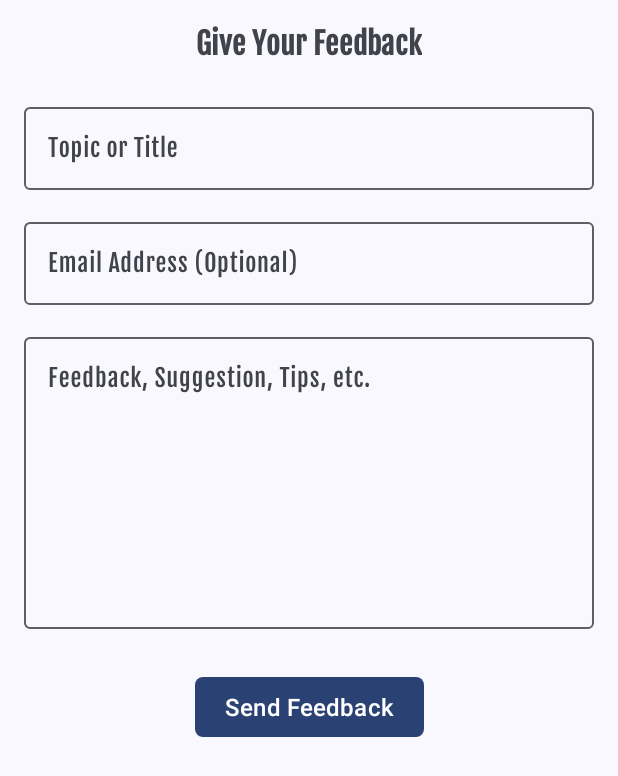
After one commit to mdtasnimulh/Music, an Android app: the FeedbackFragment screen opened through its navigation route, on a phone screen of 412 x 824 dp. The commit adds this screen. Shown: the top 776 px of the screen. Run offline under Robolectric (Android 15) with nearby library versions, the phone set to English and light mode, and no system bars; our stand-ins replace Dagger/Hilt's generated code, data binding.

Commit message:
feedback....

```diff
--- /dev/null
+++ b/app/src/main/java/com/tasnim/chowdhury/music/ui/fragments/AboutFragment.kt
@@ -0,0 +1,33 @@
+package com.tasnim.chowdhury.music.ui.fragments
+
+import android.os.Bundle
+import androidx.fragment.app.Fragment
+import android.view.LayoutInflater
+import android.view.View
+import android.view.ViewGroup
+import com.tasnim.chowdhury.music.databinding.FragmentAboutBinding
+
+class AboutFragment : Fragment() {
+
+    private var _binding: FragmentAboutBinding? = null
+    private val binding get() = _binding!!
+
+    override fun onCreateView(
+        inflater: LayoutInflater, container: ViewGroup?,
+        savedInstanceState: Bundle?
+    ): View {
+        _binding = FragmentAboutBinding.inflate(inflater, container, false)
+        return binding.root
+    }
+
+    override fun onViewCreated(view: View, savedInstanceState: Bundle?) {
+        super.onViewCreated(view, savedInstanceState)
+
+    }
+
+    override fun onDestroyView() {
+        super.onDestroyView()
+        _binding = null
+    }
+
+}
--- /dev/null
+++ b/app/src/main/java/com/tasnim/chowdhury/music/ui/fragments/FeedbackFragment.kt
@@ -0,0 +1,51 @@
+package com.tasnim.chowdhury.music.ui.fragments
+
+import android.os.Bundle
+import androidx.fragment.app.Fragment
+import android.view.LayoutInflater
+import android.view.View
+import android.view.ViewGroup
+import android.widget.Toast
+import com.tasnim.chowdhury.music.R
+import com.tasnim.chowdhury.music.databinding.FragmentFeedbackBinding
+
+class FeedbackFragment : Fragment() {
+
+    private var _binding: FragmentFeedbackBinding? = null
+    private val binding get() = _binding!!
+
+    private var feedbackMessage = ""
+    private var topic = ""
+
+    override fun onCreateView(
+        inflater: LayoutInflater, container: ViewGroup?,
+        savedInstanceState: Bundle?
+    ): View {
+        _binding = FragmentFeedbackBinding.inflate(inflater, container, false)
+        return binding.root
+    }
+
+    override fun onViewCreated(view: View, savedInstanceState: Bundle?) {
+        super.onViewCreated(view, savedInstanceState)
+
+        initData()
+        setupClicks()
+    }
+
+    private fun setupClicks() {
+        binding.sendFeedbackButton.setOnClickListener {
+            Toast.makeText(requireContext(), feedbackMessage + topic, Toast.LENGTH_SHORT).show()
+        }
+    }
+
+    private fun initData() {
+        feedbackMessage = "User Email: ${binding.feedbackEmailEt.text}\nUser Feedback: ${binding.feedbackDescriptionEt.text}"
+        topic = "Title: ${binding.feedbackTopicEt.text}"
+    }
+
+    override fun onDestroyView() {
+        super.onDestroyView()
+        _binding = null
+    }
+
+}
--- /dev/null
+++ b/app/src/main/java/com/tasnim/chowdhury/music/ui/fragments/SettingsFragment.kt
@@ -0,0 +1,34 @@
+package com.tasnim.chowdhury.music.ui.fragments
+
+import android.os.Bundle
+import androidx.fragment.app.Fragment
+import android.view.LayoutInflater
+import android.view.View
+import android.view.ViewGroup
+import com.tasnim.chowdhury.music.R
+import com.tasnim.chowdhury.music.databinding.FragmentSettingsBinding
+
+class SettingsFragment : Fragment() {
+
+    private var _binding: FragmentSettingsBinding? = null
+    private val binding get() = _binding!!
+
+    override fun onCreateView(
+        inflater: LayoutInflater, container: ViewGroup?,
+        savedInstanceState: Bundle?
+    ): View {
+        _binding = FragmentSettingsBinding.inflate(inflater, container, false)
+        return binding.root
+    }
+
+    override fun onViewCreated(view: View, savedInstanceState: Bundle?) {
+        super.onViewCreated(view, savedInstanceState)
+
+    }
+
+    override fun onDestroyView() {
+        super.onDestroyView()
+        _binding = null
+    }
+
+}
--- /dev/null
+++ b/app/src/main/res/layout/fragment_about.xml
@@ -0,0 +1,19 @@
+<?xml version="1.0" encoding="utf-8"?>
+<layout xmlns:android="http://schemas.android.com/apk/res/android"
+    xmlns:tools="http://schemas.android.com/tools">
+
+    <data>
+
+    </data>
+
+    <androidx.constraintlayout.widget.ConstraintLayout
+        android:id="@+id/aboutFragment"
+        android:layout_width="match_parent"
+        android:layout_height="match_parent"
+        tools:context=".ui.fragments.AboutFragment">
+
+
+
+    </androidx.constraintlayout.widget.ConstraintLayout>
+
+</layout>
--- /dev/null
+++ b/app/src/main/res/layout/fragment_feedback.xml
@@ -0,0 +1,121 @@
+<?xml version="1.0" encoding="utf-8"?>
+<layout xmlns:android="http://schemas.android.com/apk/res/android"
+    xmlns:app="http://schemas.android.com/apk/res-auto"
+    xmlns:tools="http://schemas.android.com/tools">
+
+    <data>
+
+    </data>
+
+    <androidx.constraintlayout.widget.ConstraintLayout
+        android:id="@+id/feedbackFragment"
+        android:layout_width="match_parent"
+        android:layout_height="match_parent"
+        tools:context=".ui.fragments.FeedbackFragment">
+
+        <TextView
+            android:id="@+id/feedbackTitleTv"
+            android:layout_width="wrap_content"
+            android:layout_height="wrap_content"
+            android:layout_marginStart="16dp"
+            android:layout_marginTop="16dp"
+            android:layout_marginEnd="16dp"
+            android:fontFamily="@font/fjalla_one"
+            android:text="Give Your Feedback"
+            android:textFontWeight="1000"
+            android:textSize="20sp"
+            android:textStyle="bold"
+            app:layout_constraintEnd_toEndOf="parent"
+            app:layout_constraintStart_toStartOf="parent"
+            app:layout_constraintTop_toTopOf="parent" />
+
+        <com.google.android.material.textfield.TextInputLayout
+            android:id="@+id/feedbackTopicTil"
+            android:layout_width="0dp"
+            android:layout_height="wrap_content"
+            android:layout_marginStart="16dp"
+            android:layout_marginTop="24dp"
+            android:layout_marginEnd="16dp"
+            app:layout_constraintEnd_toEndOf="parent"
+            app:layout_constraintStart_toStartOf="parent"
+            app:layout_constraintTop_toBottomOf="@+id/feedbackTitleTv">
+
+            <com.google.android.material.textfield.TextInputEditText
+                android:id="@+id/feedbackTopicEt"
+                android:layout_width="match_parent"
+                android:layout_height="wrap_content"
+                android:fontFamily="@font/fjalla_one"
+                android:hint="@string/topic_feedback"
+                android:inputType="textEmailSubject"
+                android:singleLine="true"
+                android:textSize="16sp" />
+
+        </com.google.android.material.textfield.TextInputLayout>
+
+        <com.google.android.material.textfield.TextInputLayout
+            android:id="@+id/feedbackEmailTil"
+            android:layout_width="0dp"
+            android:layout_height="wrap_content"
+            android:layout_marginStart="16dp"
+            android:layout_marginTop="16dp"
+            android:layout_marginEnd="16dp"
+            app:layout_constraintEnd_toEndOf="parent"
+            app:layout_constraintStart_toStartOf="parent"
+            app:layout_constraintTop_toBottomOf="@+id/feedbackTopicTil">
+
+            <com.google.android.material.textfield.TextInputEditText
+                android:id="@+id/feedbackEmailEt"
+                android:layout_width="match_parent"
+                android:layout_height="wrap_content"
+                android:fontFamily="@font/fjalla_one"
+                android:inputType="textEmailAddress"
+                android:hint="@string/email_address_optional"
+                android:singleLine="false"
+                android:textSize="16sp" />
+
+        </com.google.android.material.textfield.TextInputLayout>
+
+        <com.google.android.material.textfield.TextInputLayout
+            android:id="@+id/feedbackDescriptionTil"
+            android:layout_width="0dp"
+            android:layout_height="200dp"
+            android:layout_marginStart="16dp"
+            android:layout_marginTop="16dp"
+            android:layout_marginEnd="16dp"
+            app:layout_constraintEnd_toEndOf="parent"
+            app:layout_constraintStart_toStartOf="parent"
+            app:layout_constraintTop_toBottomOf="@+id/feedbackEmailTil">
+
+            <com.google.android.material.textfield.TextInputEditText
+                android:id="@+id/feedbackDescriptionEt"
+                android:layout_width="match_parent"
+                android:layout_height="match_parent"
+                android:fontFamily="@font/fjalla_one"
+                android:gravity="top|start"
+                android:inputType="textMultiLine"
+                android:hint="@string/feedback_description_hint"
+                android:singleLine="true"
+                android:textSize="16sp" />
+
+        </com.google.android.material.textfield.TextInputLayout>
+
+        <com.google.android.material.button.MaterialButton
+            android:id="@+id/sendFeedbackButton"
+            android:layout_width="wrap_content"
+            android:layout_height="wrap_content"
+            android:layout_marginStart="16dp"
+            android:layout_marginTop="28dp"
+            android:layout_marginEnd="16dp"
+            android:text="@string/send_feedback"
+            android:textSize="16sp"
+            app:cornerRadius="5dp"
+            android:paddingHorizontal="20dp"
+            android:paddingVertical="8dp"
+            app:rippleColor="#40FFFFFF"
+            app:layout_constraintEnd_toEndOf="parent"
+            app:layout_constraintStart_toStartOf="parent"
+            app:layout_constraintTop_toBottomOf="@+id/feedbackDescriptionTil"/>
+
+    </androidx.constraintlayout.widget.ConstraintLayout>
+
+</layout>
--- /dev/null
+++ b/app/src/main/res/layout/fragment_settings.xml
@@ -0,0 +1,19 @@
+<?xml version="1.0" encoding="utf-8"?>
+<layout xmlns:android="http://schemas.android.com/apk/res/android"
+    xmlns:tools="http://schemas.android.com/tools">
+
+    <data>
+
+    </data>
+
+    <androidx.constraintlayout.widget.ConstraintLayout
+        android:id="@+id/settingsFragment"
+        android:layout_width="match_parent"
+        android:layout_height="match_parent"
+        tools:context=".ui.fragments.SettingsFragment">
+
+
+
+    </androidx.constraintlayout.widget.ConstraintLayout>
+
+</layout>
--- a/app/src/main/res/navigation/nav_graph.xml
+++ b/app/src/main/res/navigation/nav_graph.xml
@@ -19,6 +19,15 @@
         <action
             android:id="@+id/action_mainFragment_to_playerFragment"
             app:destination="@id/playerFragment" />
+        <action
+            android:id="@+id/action_mainFragment_to_feedbackFragment"
+            app:destination="@id/feedbackFragment" />
+        <action
+            android:id="@+id/action_mainFragment_to_aboutFragment"
+            app:destination="@id/aboutFragment" />
+        <action
+            android:id="@+id/action_mainFragment_to_settingsFragment"
+            app:destination="@id/settingsFragment" />
     </fragment>
     <fragment
         android:id="@+id/favouritesFragment"
@@ -74,4 +83,20 @@
         android:id="@+id/selectSongsFragment2"
         android:name="com.tasnim.chowdhury.music.ui.fragments.SelectSongsFragment"
         android:label="SelectSongsFragment" />
+    <fragment
+        android:id="@+id/feedbackFragment"
+        android:name="com.tasnim.chowdhury.music.ui.fragments.FeedbackFragment"
+        android:label="FeedbackFragment" >
+        <action
+            android:id="@+id/action_feedbackFragment_to_mainFragment"
+            app:destination="@id/mainFragment" />
+    </fragment>
+    <fragment
+        android:id="@+id/aboutFragment"
+        android:name="com.tasnim.chowdhury.music.ui.fragments.AboutFragment"
+        android:label="AboutFragment" />
+    <fragment
+        android:id="@+id/settingsFragment"
+        android:name="com.tasnim.chowdhury.music.ui.fragments.SettingsFragment"
+        android:label="SettingsFragment" />
 </navigation>
--- a/app/src/main/res/values/strings.xml
+++ b/app/src/main/res/values/strings.xml
@@ -12,4 +12,8 @@
     <string name="search_music">Search Music</string>
     <string name="create_new_playlist">Create new playlist</string>
     <string name="select_songs">Select Songs</string>
+    <string name="topic_feedback">Topic or Title</string>
+    <string name="email_address_optional">Email Address (Optional)</string>
+    <string name="feedback_description_hint">Feedback, Suggestion, Tips, etc.</string>
+    <string name="send_feedback">Send Feedback</string>
 </resources>
```
